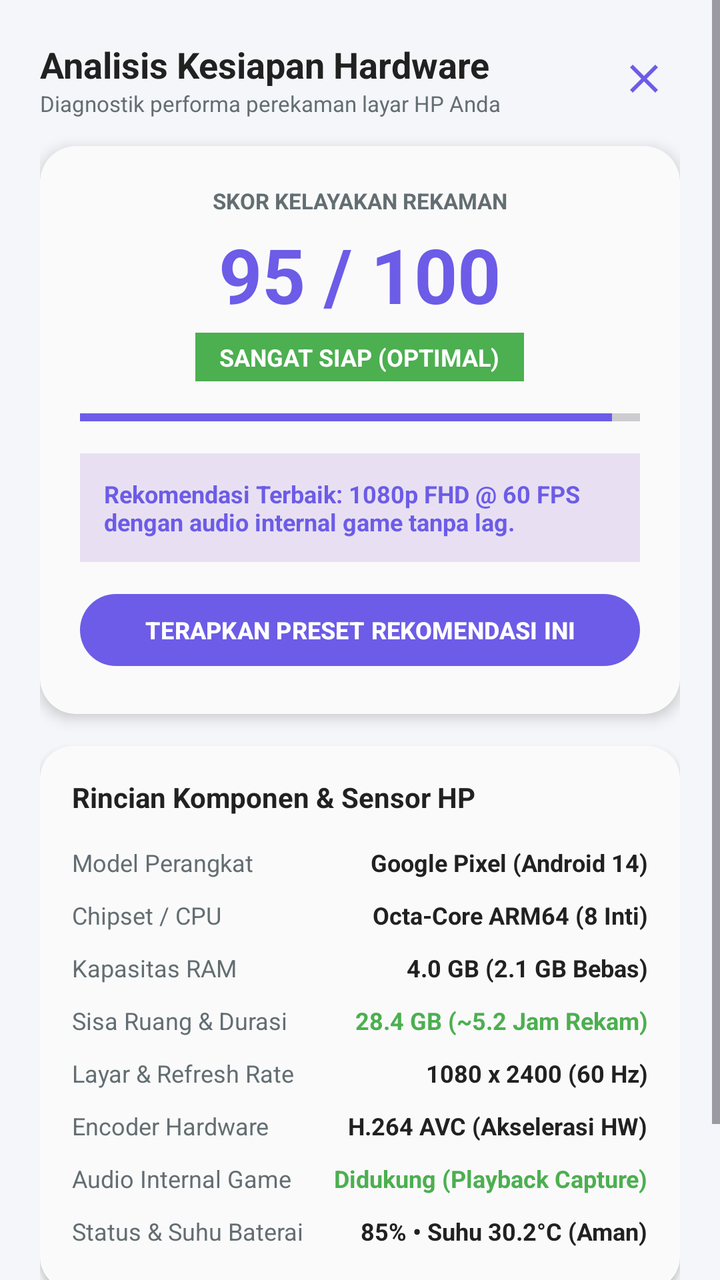
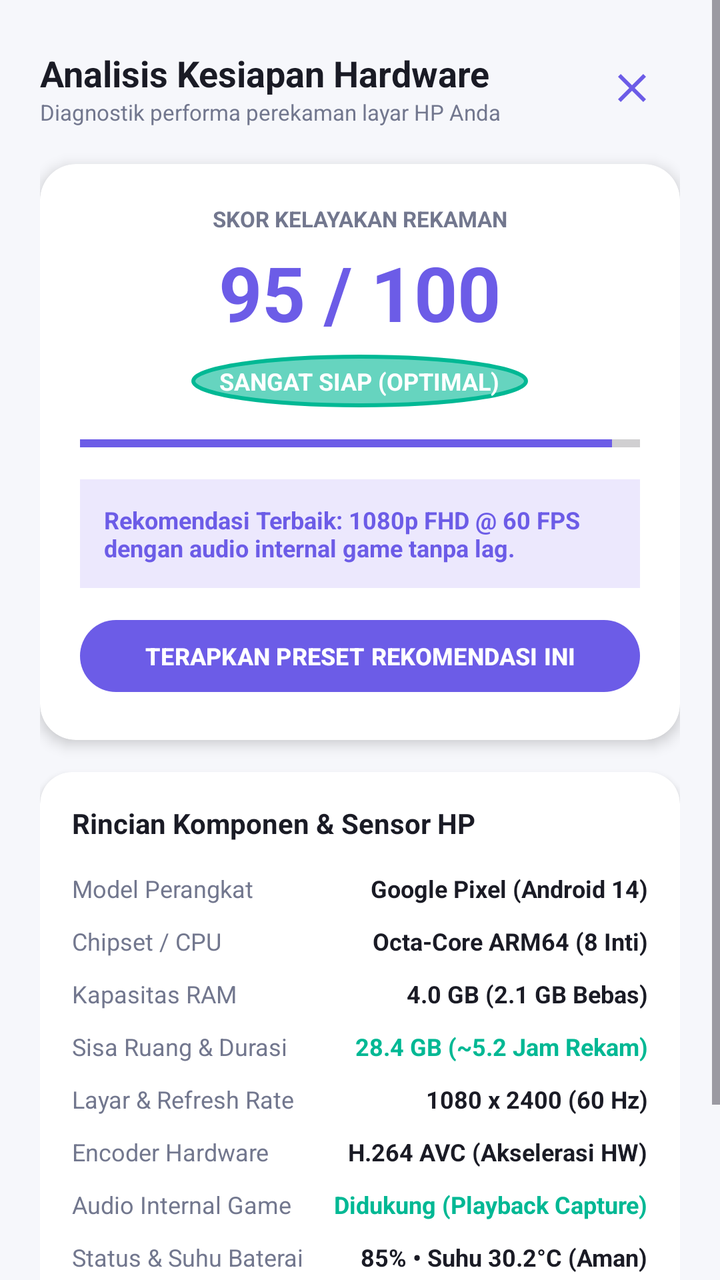

Before-and-after screenshots of an Android layout around one commit, followed by the original layout XML and the change that was made.
<!-- AndroidManifest.xml: application theme Theme.RekaminDulu -->
<!-- res/layout/layout_spec_analysis_dialog.xml -->
<?xml version="1.0" encoding="utf-8"?>
<ScrollView xmlns:android="http://schemas.android.com/apk/res/android"
    xmlns:app="http://schemas.android.com/apk/res-auto"
    android:layout_width="match_parent"
    android:layout_height="wrap_content"
    android:background="@color/colorBackground"
    android:fillViewport="true">

    <LinearLayout
        android:layout_width="match_parent"
        android:layout_height="wrap_content"
        android:orientation="vertical"
        android:padding="20dp">

        
        <RelativeLayout
            android:layout_width="match_parent"
            android:layout_height="wrap_content"
            android:layout_marginBottom="14dp">

            <LinearLayout
                android:layout_width="wrap_content"
                android:layout_height="wrap_content"
                android:layout_alignParentStart="true"
                android:layout_centerVertical="true"
                android:orientation="vertical">

                <TextView
                    android:layout_width="wrap_content"
                    android:layout_height="wrap_content"
                    android:text="Analisis Kesiapan Hardware"
                    android:textColor="@color/textTitle"
                    android:textSize="18sp"
                    android:textStyle="bold" />

                <TextView
                    android:layout_width="wrap_content"
                    android:layout_height="wrap_content"
                    android:text="Diagnostik performa perekaman layar HP Anda"
                    android:textColor="@color/textCaption"
                    android:textSize="11sp" />
            </LinearLayout>

            <ImageView
                android:id="@+id/btn_close_dialog"
                android:layout_width="36dp"
                android:layout_height="36dp"
                android:layout_alignParentEnd="true"
                android:layout_centerVertical="true"
                android:background="?attr/selectableItemBackgroundBorderless"
                android:contentDescription="Tutup"
                android:padding="6dp"
                android:src="@drawable/ic_close" />
        </RelativeLayout>

        
        <androidx.cardview.widget.CardView
            android:layout_width="match_parent"
            android:layout_height="wrap_content"
            android:layout_marginBottom="16dp"
            app:cardBackgroundColor="@color/colorSurface"
            app:cardCornerRadius="18dp"
            app:cardElevation="4dp">

            <LinearLayout
                android:layout_width="match_parent"
                android:layout_height="wrap_content"
                android:gravity="center"
                android:orientation="vertical"
                android:padding="20dp">

                <TextView
                    android:layout_width="wrap_content"
                    android:layout_height="wrap_content"
                    android:text="SKOR KELAYAKAN REKAMAN"
                    android:textColor="@color/textCaption"
                    android:textSize="11sp"
                    android:textStyle="bold" />

                <TextView
                    android:id="@+id/text_dialog_score"
                    android:layout_width="wrap_content"
                    android:layout_height="wrap_content"
                    android:layout_marginTop="4dp"
                    android:text="95 / 100"
                    android:textColor="@color/colorPrimary"
                    android:textSize="38sp"
                    android:textStyle="bold" />

                <TextView
                    android:id="@+id/text_dialog_status_badge"
                    android:layout_width="wrap_content"
                    android:layout_height="wrap_content"
                    android:layout_marginTop="4dp"
                    android:background="@color/colorSuccess"
                    android:paddingHorizontal="12dp"
                    android:paddingVertical="4dp"
                    android:text="SANGAT SIAP (OPTIMAL)"
                    android:textColor="@color/colorOnPrimary"
                    android:textSize="12sp"
                    android:textStyle="bold" />

                <ProgressBar
                    android:id="@+id/progress_dialog_score"
                    style="?android:attr/progressBarStyleHorizontal"
                    android:layout_width="match_parent"
                    android:layout_height="8dp"
                    android:layout_marginTop="14dp"
                    android:max="100"
                    android:progress="95"
                    android:progressTint="@color/colorPrimary" />

                <TextView
                    android:id="@+id/text_dialog_recommendation"
                    android:layout_width="match_parent"
                    android:layout_height="wrap_content"
                    android:layout_marginTop="14dp"
                    android:background="@color/colorPrimaryContainer"
                    android:padding="12dp"
                    android:text="Rekomendasi Terbaik: 1080p FHD @ 60 FPS dengan audio internal game tanpa lag."
                    android:textColor="@color/colorPrimary"
                    android:textSize="12sp"
                    android:textStyle="bold" />

                <Button
                    android:id="@+id/btn_apply_recommendation"
                    android:layout_width="match_parent"
                    android:layout_height="44dp"
                    android:layout_marginTop="12dp"
                    android:text="TERAPKAN PRESET REKOMENDASI INI"
                    android:textColor="@color/colorOnPrimary"
                    android:textSize="12sp"
                    android:textStyle="bold"
                    app:backgroundTint="@color/colorPrimary" />
            </LinearLayout>
        </androidx.cardview.widget.CardView>

        
        <androidx.cardview.widget.CardView
            android:layout_width="match_parent"
            android:layout_height="wrap_content"
            android:layout_marginBottom="16dp"
            app:cardBackgroundColor="@color/colorSurface"
            app:cardCornerRadius="16dp"
            app:cardElevation="2dp">

            <LinearLayout
                android:layout_width="match_parent"
                android:layout_height="wrap_content"
                android:orientation="vertical"
                android:padding="16dp">

                <TextView
                    android:layout_width="wrap_content"
                    android:layout_height="wrap_content"
                    android:layout_marginBottom="10dp"
                    android:text="Rincian Komponen &amp; Sensor HP"
                    android:textColor="@color/textTitle"
                    android:textSize="14sp"
                    android:textStyle="bold" />

                
                <RelativeLayout
                    android:layout_width="match_parent"
                    android:layout_height="wrap_content"
                    android:paddingVertical="5dp">

                    <TextView
                        android:layout_width="wrap_content"
                        android:layout_height="wrap_content"
                        android:layout_alignParentStart="true"
                        android:text="Model Perangkat"
                        android:textColor="@color/textCaption"
                        android:textSize="12sp" />

                    <TextView
                        android:id="@+id/text_diag_device"
                        android:layout_width="wrap_content"
                        android:layout_height="wrap_content"
                        android:layout_alignParentEnd="true"
                        android:text="Google Pixel (Android 14)"
                        android:textColor="@color/textTitle"
                        android:textSize="12sp"
                        android:textStyle="bold" />
                </RelativeLayout>

                
                <RelativeLayout
                    android:layout_width="match_parent"
                    android:layout_height="wrap_content"
                    android:paddingVertical="5dp">

                    <TextView
                        android:layout_width="wrap_content"
                        android:layout_height="wrap_content"
                        android:layout_alignParentStart="true"
                        android:text="Chipset / CPU"
                        android:textColor="@color/textCaption"
                        android:textSize="12sp" />

                    <TextView
                        android:id="@+id/text_diag_cpu"
                        android:layout_width="wrap_content"
                        android:layout_height="wrap_content"
                        android:layout_alignParentEnd="true"
                        android:text="Octa-Core ARM64 (8 Inti)"
                        android:textColor="@color/textTitle"
                        android:textSize="12sp"
                        android:textStyle="bold" />
                </RelativeLayout>

                
                <RelativeLayout
                    android:layout_width="match_parent"
                    android:layout_height="wrap_content"
                    android:paddingVertical="5dp">

                    <TextView
                        android:layout_width="wrap_content"
                        android:layout_height="wrap_content"
                        android:layout_alignParentStart="true"
                        android:text="Kapasitas RAM"
                        android:textColor="@color/textCaption"
                        android:textSize="12sp" />

                    <TextView
                        android:id="@+id/text_diag_ram"
                        android:layout_width="wrap_content"
                        android:layout_height="wrap_content"
                        android:layout_alignParentEnd="true"
                        android:text="4.0 GB (2.1 GB Bebas)"
                        android:textColor="@color/textTitle"
                        android:textSize="12sp"
                        android:textStyle="bold" />
                </RelativeLayout>

                
                <RelativeLayout
                    android:layout_width="match_parent"
                    android:layout_height="wrap_content"
                    android:paddingVertical="5dp">

                    <TextView
                        android:layout_width="wrap_content"
                        android:layout_height="wrap_content"
                        android:layout_alignParentStart="true"
                        android:text="Sisa Ruang &amp; Durasi"
                        android:textColor="@color/textCaption"
                        android:textSize="12sp" />

                    <TextView
                        android:id="@+id/text_diag_storage"
                        android:layout_width="wrap_content"
                        android:layout_height="wrap_content"
                        android:layout_alignParentEnd="true"
                        android:text="28.4 GB (~5.2 Jam Rekam)"
                        android:textColor="@color/colorSuccess"
                        android:textSize="12sp"
                        android:textStyle="bold" />
                </RelativeLayout>

                
                <RelativeLayout
                    android:layout_width="match_parent"
                    android:layout_height="wrap_content"
                    android:paddingVertical="5dp">

                    <TextView
                        android:layout_width="wrap_content"
                        android:layout_height="wrap_content"
                        android:layout_alignParentStart="true"
                        android:text="Layar &amp; Refresh Rate"
                        android:textColor="@color/textCaption"
                        android:textSize="12sp" />

                    <TextView
                        android:id="@+id/text_diag_screen"
                        android:layout_width="wrap_content"
                        android:layout_height="wrap_content"
                        android:layout_alignParentEnd="true"
                        android:text="1080 x 2400 (60 Hz)"
                        android:textColor="@color/textTitle"
                        android:textSize="12sp"
                        android:textStyle="bold" />
                </RelativeLayout>

                
                <RelativeLayout
                    android:layout_width="match_parent"
                    android:layout_height="wrap_content"
                    android:paddingVertical="5dp">

                    <TextView
                        android:layout_width="wrap_content"
                        android:layout_height="wrap_content"
                        android:layout_alignParentStart="true"
                        android:text="Encoder Hardware"
                        android:textColor="@color/textCaption"
                        android:textSize="12sp" />

                    <TextView
                        android:id="@+id/text_diag_codec"
                        android:layout_width="wrap_content"
                        android:layout_height="wrap_content"
                        android:layout_alignParentEnd="true"
                        android:text="H.264 AVC (Akselerasi HW)"
                        android:textColor="@color/textTitle"
                        android:textSize="12sp"
                        android:textStyle="bold" />
                </RelativeLayout>

                
                <RelativeLayout
                    android:layout_width="match_parent"
                    android:layout_height="wrap_content"
                    android:paddingVertical="5dp">

                    <TextView
                        android:layout_width="wrap_content"
                        android:layout_height="wrap_content"
                        android:layout_alignParentStart="true"
                        android:text="Audio Internal Game"
                        android:textColor="@color/textCaption"
                        android:textSize="12sp" />

                    <TextView
                        android:id="@+id/text_diag_audio"
                        android:layout_width="wrap_content"
                        android:layout_height="wrap_content"
                        android:layout_alignParentEnd="true"
                        android:text="Didukung (Playback Capture)"
                        android:textColor="@color/colorSuccess"
                        android:textSize="12sp"
                        android:textStyle="bold" />
                </RelativeLayout>

                
                <RelativeLayout
                    android:layout_width="match_parent"
                    android:layout_height="wrap_content"
                    android:paddingVertical="5dp">

                    <TextView
                        android:layout_width="wrap_content"
                        android:layout_height="wrap_content"
                        android:layout_alignParentStart="true"
                        android:text="Status &amp; Suhu Baterai"
                        android:textColor="@color/textCaption"
                        android:textSize="12sp" />

                    <TextView
                        android:id="@+id/text_diag_battery"
                        android:layout_width="wrap_content"
                        android:layout_height="wrap_content"
                        android:layout_alignParentEnd="true"
                        android:text="85% • Suhu 30.2°C (Aman)"
                        android:textColor="@color/textTitle"
                        android:textSize="12sp"
                        android:textStyle="bold" />
                </RelativeLayout>

            </LinearLayout>
        </androidx.cardview.widget.CardView>

        <Button
            android:id="@+id/btn_dismiss_dialog"
            android:layout_width="match_parent"
            android:layout_height="48dp"
            android:text="TUTUP LAPORAN DIAGNOSTIK"
            android:textColor="@color/colorOnPrimary"
            android:textStyle="bold"
            app:backgroundTint="@color/textCaption" />

    </LinearLayout>
</ScrollView>
<!-- resources referenced by this layout -->
<resources>
  <color name="colorBackground">#F5F6FA</color>
  <color name="colorOnPrimary">#FFFFFF</color>
  <color name="colorPrimary">#6C5CE7</color>
  <color name="colorPrimaryContainer">#E8E0F2</color>
  <color name="colorSuccess">#4CAF50</color>
  <color name="colorSurface">#FAFAFA</color>
  <color name="textCaption">#636E72</color>
  <color name="textTitle">#212121</color>
  <!-- drawable ic_close (drawable) -->
  <vector xmlns:android="http://schemas.android.com/apk/res/android"
      android:width="24dp"
      android:height="24dp"
      android:viewportWidth="24"
      android:viewportHeight="24">
      <path
          android:fillColor="#FF3838"
          android:pathData="M19,6.41L17.59,5 12,10.59 6.41,5 5,6.41 10.59,12 5,17.59 6.41,19 12,13.41 17.59,19 19,17.59 13.41,12z"/>
  </vector>
  <style name="Theme.RekaminDulu" parent="Theme.Material3.DayNight.NoActionBar">
          <item name="colorPrimary">#6C5CE7</item>
          <item name="colorOnPrimary">#FFFFFF</item>
          <item name="android:windowBackground">@color/colorBackground</item>
          <item name="android:statusBarColor">#6C5CE7</item>
          <item name="android:navigationBarColor">@android:color/darker_gray</item>
      </style>
</resources>

<!-- the commit's change to res/layout/layout_spec_analysis_dialog.xml (unified diff, before → after) -->
@@ -43,13 +43,13 @@
 
             <ImageView
                 android:id="@+id/btn_close_dialog"
-                android:layout_width="36dp"
-                android:layout_height="36dp"
+                android:layout_width="48dp"
+                android:layout_height="48dp"
                 android:layout_alignParentEnd="true"
                 android:layout_centerVertical="true"
                 android:background="?attr/selectableItemBackgroundBorderless"
                 android:contentDescription="Tutup"
-                android:padding="6dp"
+                android:padding="12dp"
                 android:src="@drawable/ic_close" />
         </RelativeLayout>
 
@@ -91,13 +91,15 @@
                     android:id="@+id/text_dialog_status_badge"
                     android:layout_width="wrap_content"
                     android:layout_height="wrap_content"
-                    android:layout_marginTop="4dp"
-                    android:background="@color/colorSuccess"
-                    android:paddingHorizontal="12dp"
-                    android:paddingVertical="4dp"
+                    android:layout_marginTop="6dp"
+                    android:background="@drawable/ic_play_circle_bg"
+                    android:backgroundTint="@color/colorSuccess"
+                    android:paddingHorizontal="14dp"
+                    android:paddingVertical="5dp"
                     android:text="SANGAT SIAP (OPTIMAL)"
                     android:textColor="@color/colorOnPrimary"
                     android:textSize="12sp"
+                    android:textStyle="bold" />
                     android:textStyle="bold" />
 
                 <ProgressBar
<!-- resource entries referenced after the edit -->
@@ -1,13 +1,13 @@
 <!-- resources referenced by this layout -->
 <resources>
-  <color name="colorBackground">#F5F6FA</color>
+  <color name="colorBackground">#F6F7FB</color>
   <color name="colorOnPrimary">#FFFFFF</color>
   <color name="colorPrimary">#6C5CE7</color>
-  <color name="colorPrimaryContainer">#E8E0F2</color>
-  <color name="colorSuccess">#4CAF50</color>
-  <color name="colorSurface">#FAFAFA</color>
-  <color name="textCaption">#636E72</color>
-  <color name="textTitle">#212121</color>
+  <color name="colorPrimaryContainer">#ECE8FD</color>
+  <color name="colorSuccess">#00B894</color>
+  <color name="colorSurface">#FFFFFF</color>
+  <color name="textCaption">#72778E</color>
+  <color name="textTitle">#1A1B25</color>
   <!-- drawable ic_close (drawable) -->
   <vector xmlns:android="http://schemas.android.com/apk/res/android"
       android:width="24dp"
@@ -18,12 +18,28 @@
           android:fillColor="#FF3838"
           android:pathData="M19,6.41L17.59,5 12,10.59 6.41,5 5,6.41 10.59,12 5,17.59 6.41,19 12,13.41 17.59,19 19,17.59 13.41,12z"/>
   </vector>
+  <!-- drawable ic_play_circle_bg (drawable) -->
+  <?xml version="1.0" encoding="utf-8"?>
+  <shape xmlns:android="http://schemas.android.com/apk/res/android"
+      android:shape="oval">
+      <solid android:color="#99000000" />
+      <stroke
+          android:width="2dp"
+          android:color="#FFFFFF" />
+  </shape>
   <style name="Theme.RekaminDulu" parent="Theme.Material3.DayNight.NoActionBar">
-          <item name="colorPrimary">#6C5CE7</item>
-          <item name="colorOnPrimary">#FFFFFF</item>
+          <item name="colorPrimary">@color/colorPrimary</item>
+          <item name="colorOnPrimary">@color/colorOnPrimary</item>
+          <item name="colorPrimaryContainer">@color/colorPrimaryContainer</item>
+          <item name="colorOnPrimaryContainer">@color/colorOnPrimaryContainer</item>
+          <item name="colorSurface">@color/colorSurface</item>
+          <item name="colorOnSurface">@color/colorOnSurface</item>
           <item name="android:windowBackground">@color/colorBackground</item>
-          <item name="android:statusBarColor">#6C5CE7</item>
-          <item name="android:navigationBarColor">@android:color/darker_gray</item>
+          <item name="android:statusBarColor">@color/colorBackground</item>
+          <item name="android:windowLightStatusBar">true</item>
+          <item name="android:navigationBarColor">@color/colorSurface</item>
       </style>
+  <color name="colorOnPrimaryContainer">#4435B8</color>
+  <color name="colorOnSurface">#1A1B25</color>
 </resources>
 
